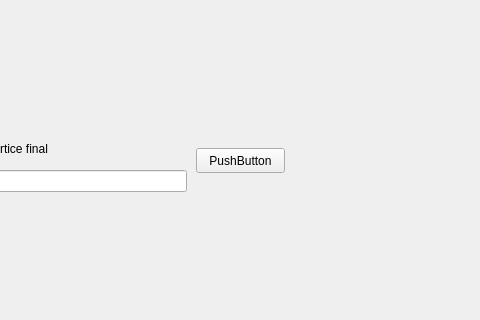
The window that mainwindow.ui (SimonFV/TE_1_client) describes before a commit, drawn with Qt 5; both pictures show x 234 to 714 and y 232 to 552 of the 843 by 552 pixel window.
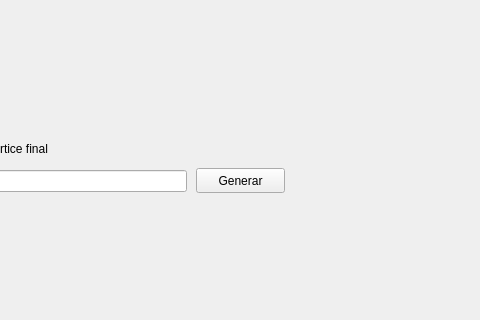
The same window after the commit.

```diff
--- a/mainwindow.ui
+++ b/mainwindow.ui
@@ -71,13 +71,13 @@
     <property name="geometry">
      <rect>
       <x>430</x>
-      <y>380</y>
+      <y>400</y>
       <width>89</width>
       <height>25</height>
      </rect>
     </property>
     <property name="text">
-     <string>PushButton</string>
+     <string>Generar</string>
     </property>
    </widget>
    <widget class="QWidget" name="verticalLayoutWidget_4">
```
